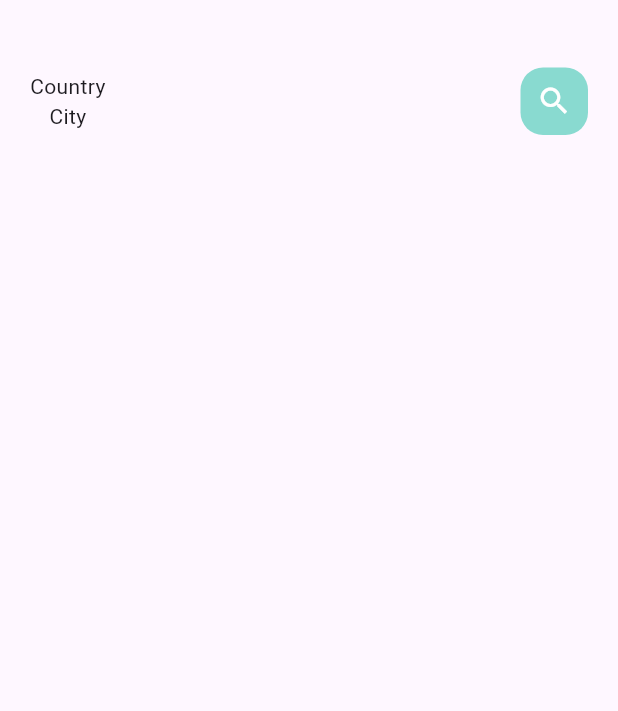
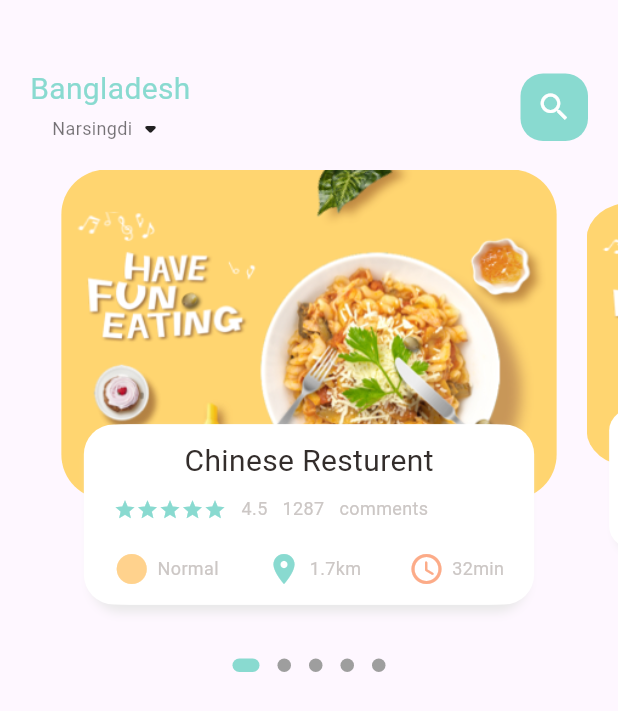
Before and after one commit to sayantanbardhan/Food-Delivery, a Flutter app: the screen it shows after launch, on a phone screen of 412 x 824 dp. Shown: the top 711 px of the screen. Run offline on Flutter 3.47's test engine with Material 3 defaults, Android fonts, the phone set to English and light mode, and no system bars; drawn by our look-alikes of dots_indicator; Roboto replaces fonts that are missing (Robort).

Commit message:
second commit

```diff
--- /dev/null
+++ b/lib/home/food_page_body.dart
@@ -0,0 +1,193 @@
+import 'package:dots_indicator/dots_indicator.dart';
+import 'package:flutter/cupertino.dart';
+import 'package:flutter/material.dart';
+import 'package:flutter/widgets.dart';
+import 'package:food_delivery/utils/colors.dart';
+import 'package:food_delivery/widgets/big_text.dart';
+import 'package:food_delivery/widgets/icon_and_text_widget.dart';
+import 'package:food_delivery/widgets/small_text.dart';
+
+class FoodPageBody extends StatefulWidget {
+  const FoodPageBody({super.key});
+
+  @override
+  State<FoodPageBody> createState() => _FoodPageBodyState();
+}
+
+class _FoodPageBodyState extends State<FoodPageBody> {
+  PageController pageController = PageController(viewportFraction: 0.85);
+  var _currPageValue = 0.0;
+  double _scaleFacto = 0.8;
+  double _height = 220;
+
+  @override
+  void initState() {
+    super.initState();
+    pageController.addListener(() {
+      setState(() {
+        _currPageValue = pageController.page!;
+        //print(_currPageValue);
+      });
+    });
+  }
+
+  @override
+  void dispose() {
+    pageController.dispose();
+  }
+
+  @override
+  Widget build(BuildContext context) {
+    return Column(
+      children: [
+        Container(
+          //color: Colors.redAccent,
+          height: 320,
+          child: PageView.builder(
+              controller: pageController,
+              itemCount: 5,
+              itemBuilder: (context, position) {
+                return _buildPageItem(position);
+              }),
+        ),
+        new DotsIndicator(
+          dotsCount: 5,
+          position: _currPageValue.round(),
+          decorator: DotsDecorator(
+            activeColor: AppColors.mainColor,
+            size: const Size.square(9.0),
+            activeSize: const Size(18.0, 9.0),
+            activeShape: RoundedRectangleBorder(
+                borderRadius: BorderRadius.circular(5.0)),
+          ),
+        ),
+      ],
+    );
+  }
+
+  Widget _buildPageItem(int index) {
+    Matrix4 matrix = new Matrix4.identity();
+    if (index == _currPageValue.floor()) {
+      var currScale = 1 - (_currPageValue - index) * (1 - _scaleFacto);
+      var currTrans = _height * (1 - currScale) / 2;
+      matrix = Matrix4.diagonal3Values(1, currScale, 1)
+        ..setTranslationRaw(0, currTrans, 0);
+    } else if (index == _currPageValue.floor() + 1) {
+      var currScale =
+          _scaleFacto + (_currPageValue - index + 1) * (1 - _scaleFacto);
+      var currTrans = _height * (1 - currScale) / 2;
+      matrix = Matrix4.diagonal3Values(1, currScale, 1)
+        ..setTranslationRaw(0, currTrans, 0);
+    } else if (index == _currPageValue.floor() - 1) {
+      var currScale = 1 - (_currPageValue - index) * (1 - _scaleFacto);
+      var currTrans = _height * (1 - currScale) / 2;
+      matrix = Matrix4.diagonal3Values(1, currScale, 1)
+        ..setTranslationRaw(0, currTrans, 0);
+    } else {
+      var currScale = 0.8;
+      var currTrans = _height * (1 - currScale) / 2;
+      matrix = Matrix4.diagonal3Values(1, currScale, 1)
+        ..setTranslationRaw(0, currTrans, 0);
+    }
+
+    return Transform(
+      transform: matrix,
+      child: Stack(
+        children: [
+          Container(
+            height: _height,
+            margin: EdgeInsets.only(left: 10, right: 10),
+            decoration: BoxDecoration(
+              borderRadius: BorderRadius.circular(30),
+              //color: index.isEven ? Color(0xFF69c5df) : Color(0xFF9294cc),
+              image: DecorationImage(
+                fit: BoxFit.cover,
+                image: AssetImage(
+                  'assets/image/food0.png',
+                ),
+              ),
+            ),
+          ),
+          Align(
+            alignment: Alignment.bottomCenter,
+            child: Container(
+              height: 120,
+              margin: EdgeInsets.only(left: 30, right: 30, bottom: 30),
+              decoration: BoxDecoration(
+                  borderRadius: BorderRadius.circular(20),
+                  color: Colors.white,
+                  boxShadow: [
+                    BoxShadow(
+                      color: Color(0xFFe8e8e8),
+                      blurRadius: 5.0,
+                      offset: Offset(0, 5),
+                    ),
+                    BoxShadow(
+                      color: Colors.white,
+                      offset: Offset(-5, 0),
+                    ),
+                    BoxShadow(
+                      color: Colors.white,
+                      offset: Offset(5, 0),
+                    ),
+                  ]),
+              child: Container(
+                padding: EdgeInsets.only(top: 10, left: 15, right: 15),
+                child: Column(
+                  children: [
+                    BigText(text: 'Chinese Resturent'),
+                    SizedBox(
+                      height: 10,
+                    ),
+                    Row(
+                      children: [
+                        Wrap(
+                          children: List.generate(
+                              5,
+                              (index) => Icon(
+                                    Icons.star,
+                                    color: AppColors.mainColor,
+                                    size: 15,
+                                  )),
+                        ),
+                        SizedBox(width: 10),
+                        SmallText(text: '4.5'),
+                        SizedBox(width: 10),
+                        SmallText(text: '1287'),
+                        SizedBox(width: 10),
+                        SmallText(text: 'comments'),
+                      ],
+                    ),
+                    SizedBox(
+                      height: 20,
+                    ),
+                    Row(
+                      mainAxisAlignment: MainAxisAlignment.spaceBetween,
+                      children: [
+                        IconAndTextWidget(
+                          icon: Icons.circle_sharp,
+                          text: 'Normal',
+                          iconColor: AppColors.iconColor1,
+                        ),
+                        IconAndTextWidget(
+                          icon: Icons.location_on,
+                          text: '1.7km',
+                          iconColor: AppColors.mainColor,
+                        ),
+                        IconAndTextWidget(
+                          icon: Icons.access_time_rounded,
+                          text: '32min',
+                          iconColor: AppColors.iconColor2,
+                        ),
+                      ],
+                    )
+                  ],
+                ),
+              ),
+            ),
+          ),
+        ],
+      ),
+    );
+  }
+}
--- a/lib/home/main_food_page.dart
+++ b/lib/home/main_food_page.dart
@@ -1,5 +1,8 @@
 import 'package:flutter/material.dart';
+import 'package:food_delivery/home/food_page_body.dart';
 import 'package:food_delivery/utils/colors.dart';
+import 'package:food_delivery/widgets/big_text.dart';
+import 'package:food_delivery/widgets/small_text.dart';
 
 class MainFoodPage extends StatefulWidget {
   const MainFoodPage({super.key});
@@ -23,8 +26,19 @@ class _MainFoodPageState extends State<MainFoodPage> {
                 children: [
                   Column(
                     children: [
-                      Text('Country'),
-                      Text('City'),
+                      BigText(
+                        text: 'Bangladesh',
+                        color: AppColors.mainColor,
+                      ),
+                      Row(
+                        children: [
+                          SmallText(
+                            text: 'Narsingdi',
+                            color: Colors.black54,
+                          ),
+                          Icon(Icons.arrow_drop_down_rounded)
+                        ],
+                      ),
                     ],
                   ),
                   Center(
@@ -45,6 +59,7 @@ class _MainFoodPageState extends State<MainFoodPage> {
               ),
             ),
           ),
+          FoodPageBody(),
         ],
       ),
     );
--- /dev/null
+++ b/lib/widgets/big_text.dart
@@ -0,0 +1,30 @@
+import 'package:flutter/material.dart';
+
+class BigText extends StatelessWidget {
+  Color? color;
+  final String text;
+  double size;
+  TextOverflow overflow;
+  BigText({
+    super.key,
+    this.color = const Color(0xFF332d2b),
+    required this.text,
+    this.size = 20,
+    this.overflow = TextOverflow.ellipsis,
+  });
+
+  @override
+  Widget build(BuildContext context) {
+    return Text(
+      text,
+      maxLines: 1,
+      overflow: overflow,
+      style: TextStyle(
+        fontFamily: 'Robort',
+        color: color,
+        fontSize: size,
+        fontWeight: FontWeight.w400,
+      ),
+    );
+  }
+}
--- /dev/null
+++ b/lib/widgets/icon_and_text_widget.dart
@@ -0,0 +1,24 @@
+import 'package:flutter/material.dart';
+import 'package:food_delivery/widgets/small_text.dart';
+
+class IconAndTextWidget extends StatelessWidget {
+  final IconData icon;
+  final String text;
+  final Color iconColor;
+  const IconAndTextWidget(
+      {super.key,
+      required this.icon,
+      required this.text,
+      required this.iconColor});
+
+  @override
+  Widget build(BuildContext context) {
+    return Row(
+      children: [
+        Icon(icon, color: iconColor),
+        SizedBox(width: 5),
+        SmallText(text: text),
+      ],
+    );
+  }
+}
--- /dev/null
+++ b/lib/widgets/small_text.dart
@@ -0,0 +1,28 @@
+import 'package:flutter/material.dart';
+
+class SmallText extends StatelessWidget {
+  Color? color;
+  final String text;
+  double size;
+  double height;
+  SmallText({
+    super.key,
+    this.color = const Color(0xFFccc7c5),
+    required this.text,
+    this.size = 12,
+    this.height = 1.2,
+  });
+
+  @override
+  Widget build(BuildContext context) {
+    return Text(
+      text,
+      style: TextStyle(
+        fontFamily: 'Robort',
+        color: color,
+        fontSize: size,
+        height: height,
+      ),
+    );
+  }
+}
```
Also changed, not shown: pubspec.yaml (+15 -4 lines), pubspec.lock.
